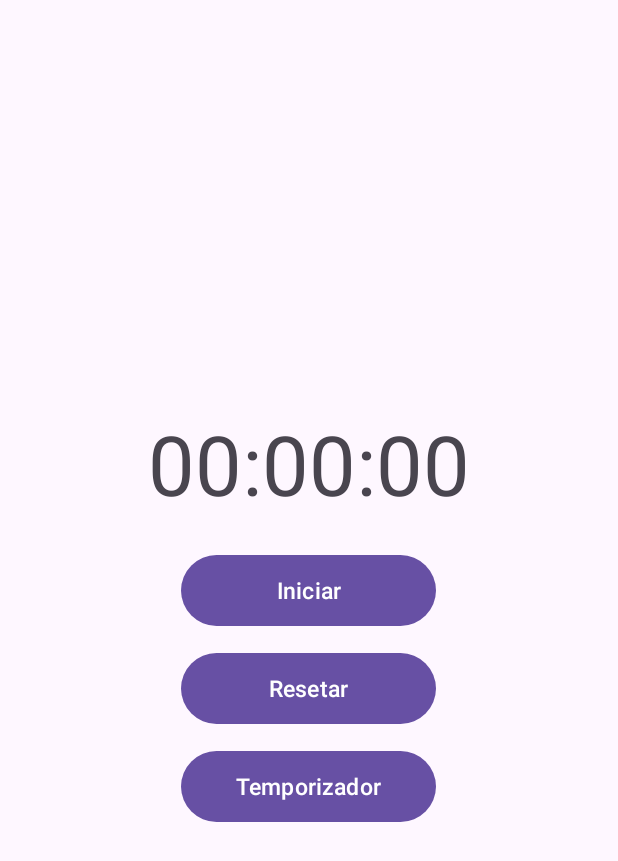
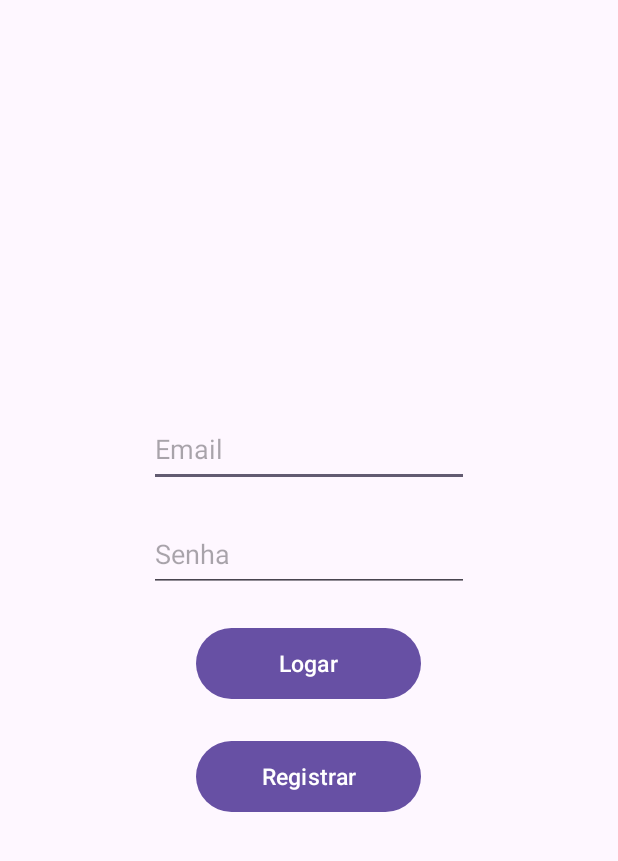
Before and after one commit to tiagoLachman/Cronometro-E-Temporizador, an Android app: the screen it shows after launch (StopWatch before the commit, Login after it), on a phone screen of 412 x 824 dp. Shown: the top 861 px of the screen. Run offline under Robolectric (Android 15) with nearby library versions, the phone set to English and light mode, and no system bars; our stand-ins replace Firebase (no records; nobody signed in at launch, a user with empty details on screens opened directly).

Commit message:
Realizar integração com Firebase auth

```diff
--- a/app/src/main/AndroidManifest.xml
+++ b/app/src/main/AndroidManifest.xml
@@ -17,6 +17,9 @@
             android:exported="false" />
         <activity
             android:name=".StopWatch"
+            android:exported="false" />
+        <activity
+            android:name=".Login"
             android:exported="true">
             <intent-filter>
                 <action android:name="android.intent.action.MAIN" />
--- /dev/null
+++ b/app/src/main/java/com/example/stopwatchandtimer/Login.kt
@@ -0,0 +1,71 @@
+package com.example.stopwatchandtimer
+import android.app.Dialog
+import android.content.Intent
+import android.os.Bundle
+import android.widget.Button
+import android.widget.EditText
+import android.widget.TextView
+import androidx.appcompat.app.AppCompatActivity
+import com.google.firebase.auth.FirebaseAuth
+import com.google.firebase.auth.ktx.auth
+import com.google.firebase.ktx.Firebase
+
+class Login : AppCompatActivity() {
+    private lateinit var auth: FirebaseAuth
+
+    override fun onCreate(savedInstanceState: Bundle?) {
+        super.onCreate(savedInstanceState)
+        setContentView(R.layout.activity_login)
+
+        auth = Firebase.auth
+
+        val inputEmail = findViewById<EditText>(R.id.inputEmail)
+        val inputPassword = findViewById<EditText>(R.id.inputPassword)
+
+        val btnLogin = findViewById<Button>(R.id.btnLogin)
+        val btnRegistrar = findViewById<Button>(R.id.btnRegistrar)
+
+        val dialog = Dialog(this)
+        dialog.setContentView(R.layout.dialog)
+
+        val textView = dialog.findViewById<TextView>(R.id.dialog_textView)
+
+
+
+
+        btnLogin.setOnClickListener {
+            val email = inputEmail.text.toString()
+            val password = inputPassword.text.toString()
+
+
+            auth.signInWithEmailAndPassword(email, password)
+                .addOnCompleteListener(this) { task ->
+                    if (task.isSuccessful) {
+                        val timer = Intent(this@Login, Timer::class.java)
+                        startActivity(timer)
+                    } else {
+                        //Toast.makeText(baseContext, "Falha no login.", Toast.LENGTH_SHORT).show()
+                        textView.text = task.exception?.message
+                        dialog.show()
+                    }
+                }
+        }
+
+        btnRegistrar.setOnClickListener {
+            val email = inputEmail.text.toString()
+            val password = inputPassword.text.toString()
+
+            auth.createUserWithEmailAndPassword(email, password)
+                .addOnCompleteListener(this) { task ->
+                    if (task.isSuccessful) {
+                        val timer = Intent(this@Login, Timer::class.java)
+                        startActivity(timer)
+                    } else {
+                        //Toast.makeText(baseContext, "Falha no registro.", Toast.LENGTH_SHORT).show()
+                        textView.text = task.exception?.message
+                        dialog.show()
+                    }
+                }
+        }
+    }
+}
--- /dev/null
+++ b/app/src/main/res/layout/activity_login.xml
@@ -0,0 +1,54 @@
+<?xml version="1.0" encoding="utf-8"?>
+<LinearLayout xmlns:android="http://schemas.android.com/apk/res/android"
+    xmlns:tools="http://schemas.android.com/tools"
+    android:layout_width="match_parent"
+    android:layout_height="match_parent"
+    android:orientation="vertical"
+    android:layout_marginLeft="15dp"
+    android:layout_marginTop="15dp"
+    android:layout_marginBottom="15dp"
+    android:layout_marginRight="15dp"
+    android:gravity="center"
+    tools:context=".StopWatch"
+    >
+
+    <EditText
+        android:id="@+id/inputEmail"
+        android:layout_width="wrap_content"
+        android:layout_height="50dp"
+        android:layout_marginBottom="20dp"
+        android:ems="10"
+        android:hint="@string/txtHintEmail"
+        android:autofillHints="emailAddress"
+        android:inputType="textEmailAddress" />
+
+    <EditText
+        android:id="@+id/inputPassword"
+        android:layout_width="wrap_content"
+        android:layout_marginBottom="20dp"
+        android:layout_height="50dp"
+        android:ems="10"
+        android:hint="@string/txtHintPassword"
+        android:autofillHints="password"
+        android:inputType="textPassword" />
+
+    <Button
+        android:id="@+id/btnLogin"
+        android:layout_width="150dp"
+        android:layout_height="55dp"
+        android:layout_marginBottom="20dp"
+        android:text="@string/txtBtnLogin"
+        android:textSize="15sp"
+        tools:layout_editor_absoluteY="431dp" />
+
+    <Button
+        android:id="@+id/btnRegistrar"
+        android:layout_width="150dp"
+        android:layout_height="55dp"
+        android:layout_marginBottom="4dp"
+        android:text="@string/txtBtnRegistrar"
+        android:textSize="15sp" />
+
+
+
+</LinearLayout>
--- a/app/src/main/res/layout/activity_stop_watch.xml
+++ b/app/src/main/res/layout/activity_stop_watch.xml
@@ -1,6 +1,5 @@
 <?xml version="1.0" encoding="utf-8"?>
 <LinearLayout xmlns:android="http://schemas.android.com/apk/res/android"
-    xmlns:app="http://schemas.android.com/apk/res-auto"
     xmlns:tools="http://schemas.android.com/tools"
     android:layout_width="match_parent"
     android:layout_height="match_parent"
@@ -20,7 +19,7 @@
         android:layout_height="wrap_content"
         android:layout_marginBottom="20dp"
         android:gravity="center"
-        android:text="00:00:00"
+        android:text="@string/txt0"
         android:textAlignment="center"
         android:textSize="55sp" />
 
@@ -36,8 +35,8 @@
         android:id="@+id/btnReset"
         android:layout_width="170dp"
         android:layout_height="55dp"
+        android:layout_marginBottom="10dp"
         android:text="@string/txtBtnReset"
-        android:layout_marginBottom="10dp"
         android:textSize="15sp" />
 
     <Button
--- a/app/src/main/res/values/strings.xml
+++ b/app/src/main/res/values/strings.xml
@@ -5,7 +5,11 @@
     <string name="txtBtnPause">Pause</string>
     <string name="txtBtnGoToTimer">Temporizador</string>
     <string name="txtBtnGoToStopWatch">Cronômetro</string>
-    <string name="txt0">00:00:00</string>
+    <string name="txt0" translatable="false">00:00:00</string>
     <string name="cronometro">Cronometro</string>
     <string name="txtComplete">Completo</string>
+    <string name="txtBtnLogin">Logar</string>
+    <string name="txtBtnRegistrar">Registrar</string>
+    <string name="txtHintEmail">Email</string>
+    <string name="txtHintPassword">Senha</string>
 </resources>
--- a/build.gradle.kts
+++ b/build.gradle.kts
@@ -2,4 +2,5 @@
 plugins {
     id("com.android.application") version "8.1.0" apply false
     id("org.jetbrains.kotlin.android") version "1.8.0" apply false
+    id("com.google.gms.google-services") version "4.4.0" apply false
 }
```
Also changed, not shown: app/build.gradle.kts (+5 -2 lines), app/src/main/res/layout/dialog.xml (added, +24 -0 lines).
